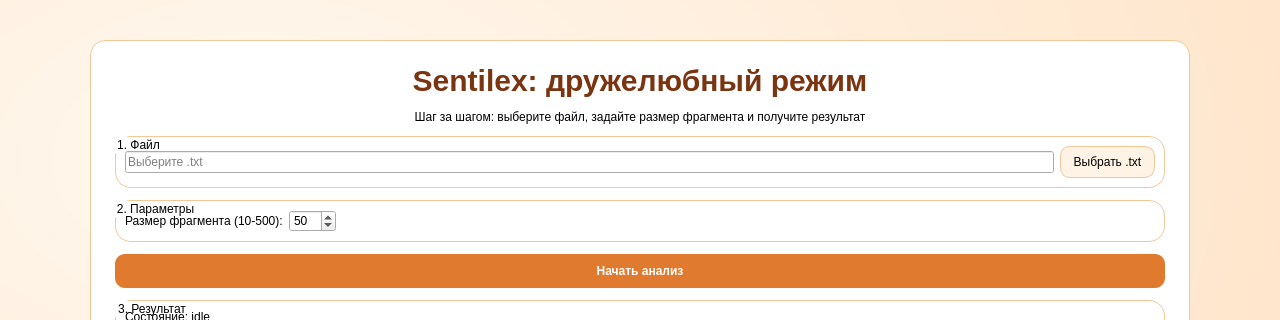
Before: the Qt Designer form desktop/design_variants/variant_C.ui in andy-ahmedov/sentilex, drawn with Qt 5; both pictures show x 0 to 1280 and y 0 to 320 of the 1280 by 800 pixel window.
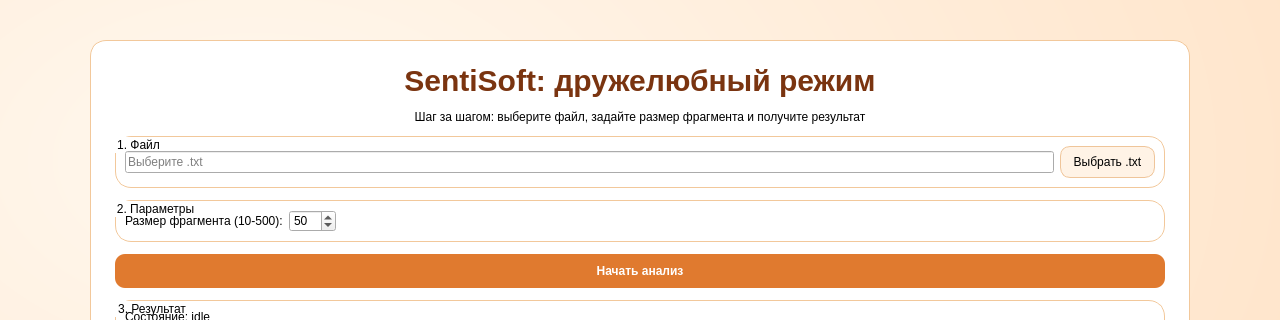
After: the same form once the commit is applied.

What changed in the file:
```diff
--- a/desktop/design_variants/variant_C.ui
+++ b/desktop/design_variants/variant_C.ui
@@ -57,7 +57,7 @@
        <item>
         <widget class="QLabel" name="titleLabel">
          <property name="text">
-          <string>Sentilex: дружелюбный режим</string>
+          <string>SentiSoft: дружелюбный режим</string>
          </property>
          <property name="styleSheet">
           <string notr="true">font-size: 30px; font-weight: 700; color: #7a3410;</string>
```
Left out of the diff: 2 changed lines with no effect on the pictures.
